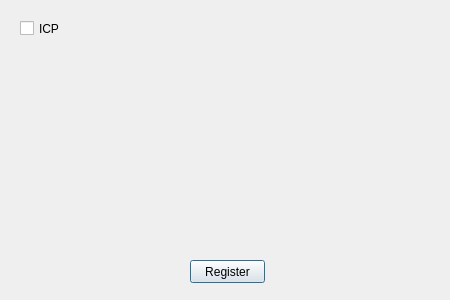
This is SourceCode/GUI/regwindow.ui in AntoineMerlet/3DScan as Qt 5 draws it before an edit. The edited form follows.
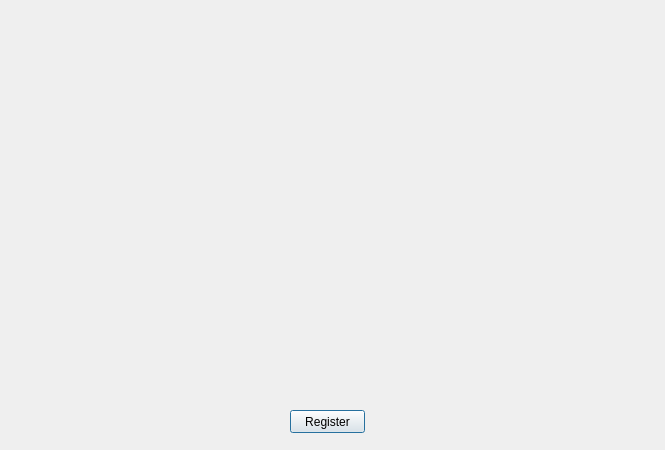
This is the edited form.

```diff
--- a/SourceCode/GUI/regwindow.ui
+++ b/SourceCode/GUI/regwindow.ui
@@ -6,31 +6,18 @@
    <rect>
     <x>0</x>
     <y>0</y>
-    <width>450</width>
-    <height>300</height>
+    <width>665</width>
+    <height>450</height>
    </rect>
   </property>
   <property name="windowTitle">
    <string>Dialog</string>
   </property>
-  <widget class="QCheckBox" name="icp_reg">
-   <property name="geometry">
-    <rect>
-     <x>20</x>
-     <y>20</y>
-     <width>121</width>
-     <height>17</height>
-    </rect>
-   </property>
-   <property name="text">
-    <string>ICP</string>
-   </property>
-  </widget>
   <widget class="QPushButton" name="reg_button">
    <property name="geometry">
     <rect>
-     <x>190</x>
-     <y>260</y>
+     <x>290</x>
+     <y>410</y>
      <width>75</width>
      <height>23</height>
     </rect>
```
